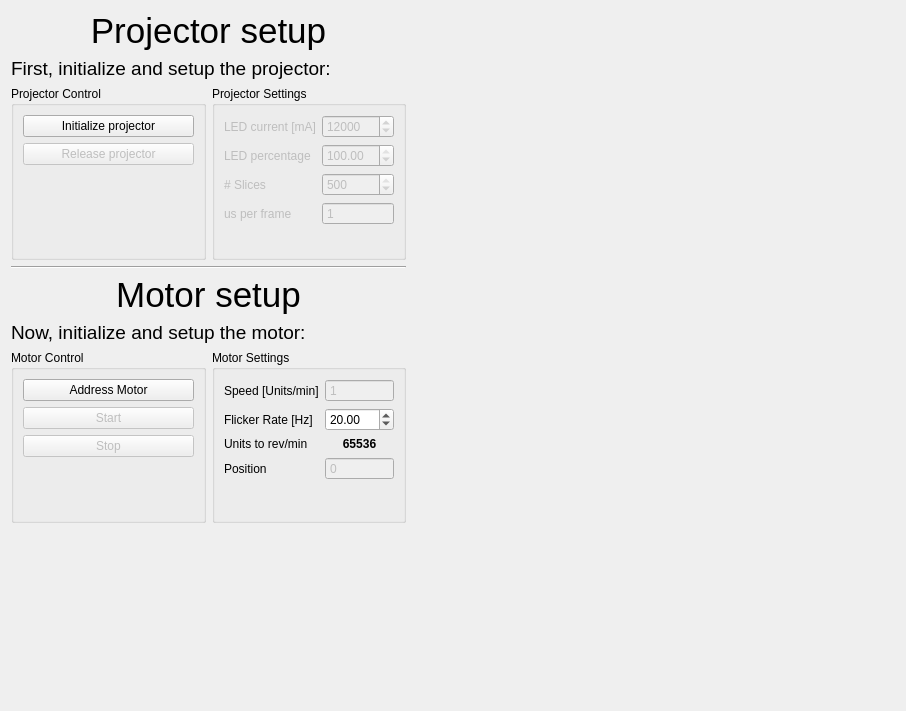
CarloNicolini/Volvux, file src/ProjectorWidgetPage.ui: the form before one commit.
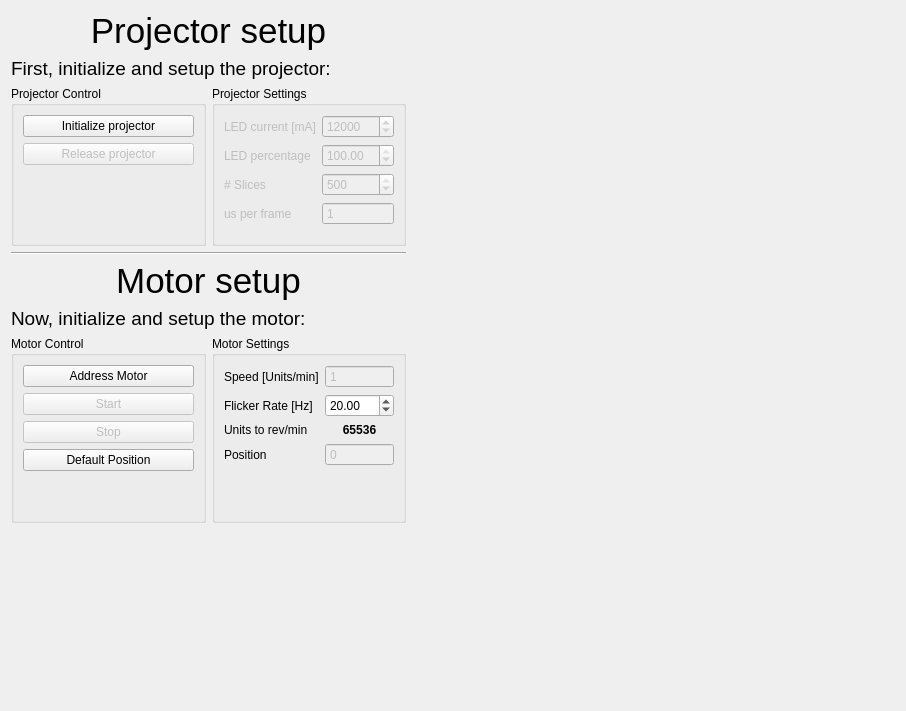
The form after the commit.

Commit message: added SMI default position button to set the motor at position 0

Patch:
```diff
--- a/src/ProjectorWidgetPage.ui
+++ b/src/ProjectorWidgetPage.ui
@@ -320,6 +320,13 @@
            </property>
           </widget>
          </item>
+         <item>
+          <widget class="QPushButton" name="pushButtonMotorDefault">
+           <property name="text">
+            <string>Default Position</string>
+           </property>
+          </widget>
+         </item>
          <item>
           <spacer name="verticalSpacer_3">
            <property name="orientation">
```
The commit also changes 8 other files.
